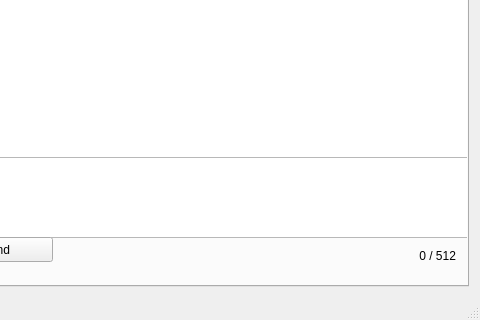
First picture: the form in src/mainwindow.ui, repository jahway603/SilentDragonLite, before the edit; both pictures show x 794 to 1274 and y 459 to 779 of the 1274 by 779 pixel window.
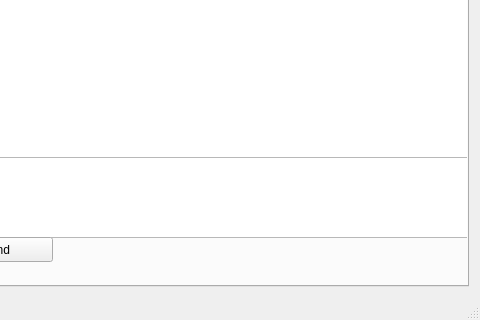
Second picture: the form after the edit. Icons and pictures are not drawn. Custom widgets are drawn as their Qt base class.

Commit message: show outgoing memos correctly

What changed in the file:
```diff
--- a/src/mainwindow.ui
+++ b/src/mainwindow.ui
@@ -1364,22 +1364,6 @@
          <string notr="true">font: 11pt &quot;Noto Color Emoji&quot;;</string>
         </property>
        </widget>
-       <widget class="QLabel" name="memoSizeChat">
-        <property name="geometry">
-         <rect>
-          <x>1190</x>
-          <y>650</y>
-          <width>47</width>
-          <height>17</height>
-         </rect>
-        </property>
-        <property name="text">
-         <string notr="true">0 / 512</string>
-        </property>
-        <property name="alignment">
-         <set>Qt::AlignRight|Qt::AlignTrailing|Qt::AlignVCenter</set>
-        </property>
-       </widget>
        <widget class="QLabel" name="contactNameMemo">
         <property name="geometry">
          <rect>
```
Left out of the diff: 12 changed lines with no effect on the pictures. The commit also changes 8 other files.
